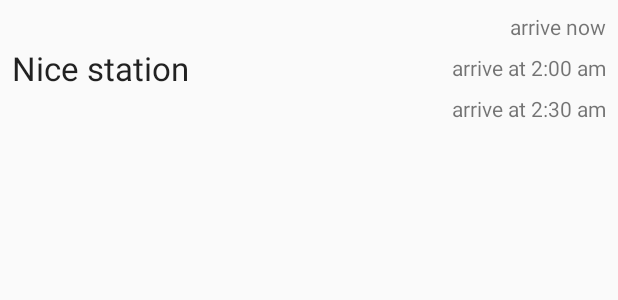
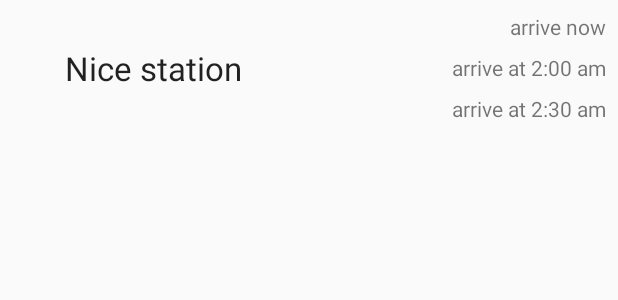
Before and after one commit to GianniGM/LondonMapsExample, an Android app: the layout main_activity_line_item.xml on its own in the app's theme, with its tools: preview values and no code run, on a phone screen of 412 x 824 dp. Shown: the top 300 px of the screen. Run offline under Robolectric (Android 15) with nearby library versions, the phone set to English and light mode, and no system bars.

Commit message:
fixed layout bug

```diff
--- a/app/src/main/res/layout/main_activity_line_item.xml
+++ b/app/src/main/res/layout/main_activity_line_item.xml
@@ -10,10 +10,13 @@
         android:layout_width="wrap_content"
         android:layout_height="wrap_content"
         android:layout_marginBottom="8dp"
+        android:layout_marginEnd="8dp"
         android:layout_marginStart="8dp"
         android:layout_marginTop="8dp"
         android:textAppearance="@style/TextAppearance.AppCompat.Large"
         app:layout_constraintBottom_toBottomOf="parent"
+        app:layout_constraintEnd_toStartOf="@+id/live_arrivals2"
+        app:layout_constraintHorizontal_bias="0.21"
         app:layout_constraintStart_toStartOf="parent"
         app:layout_constraintTop_toTopOf="parent"
         tools:text="Nice station" />
```
